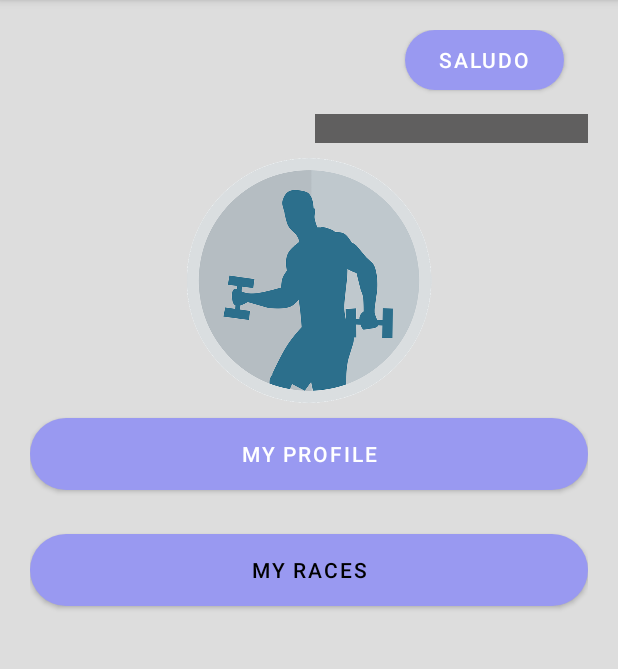
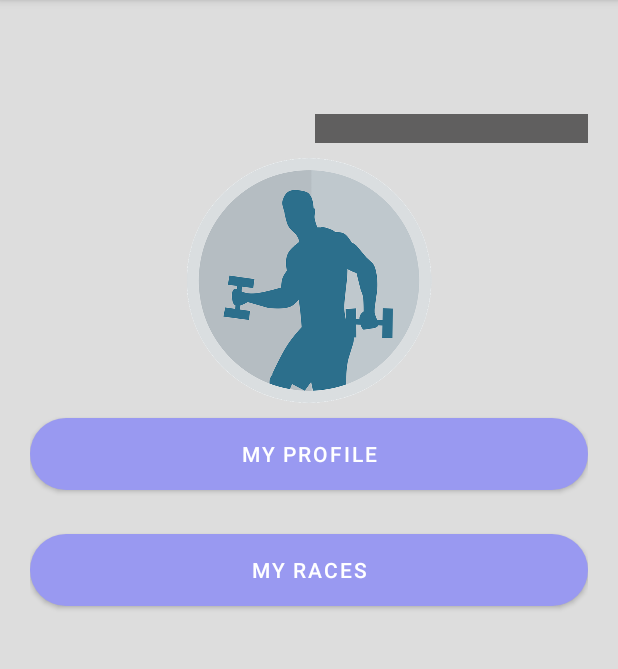
Before and after one commit to Renega1238/Wodable, an Android app: the MainActivity screen opened directly, with no data from a screen before it, on a phone screen of 412 x 824 dp, the part 84-753 px from its top. Run offline under Robolectric (Android 15) with nearby library versions, the phone set to English and light mode, and no system bars.

Commit message:
Minor display changes

```diff
--- a/app/src/main/res/layout/activity_main.xml
+++ b/app/src/main/res/layout/activity_main.xml
@@ -19,7 +19,8 @@
         android:gravity="center"
         android:onClick="cargarDatos"
         android:text="SALUDO"
-        android:textColor="@color/white" />
+        android:textColor="@color/white"
+        android:visibility="invisible" />
 
     <TextView
         android:id="@+id/saludohomepage"
@@ -61,7 +62,7 @@
         android:gravity="center"
         android:onClick="myRaces"
         android:text="My races"
-        android:textColor="@drawable/texto_botones" />
+        android:textColor="@color/white" />
 
 
 </LinearLayout>
```
